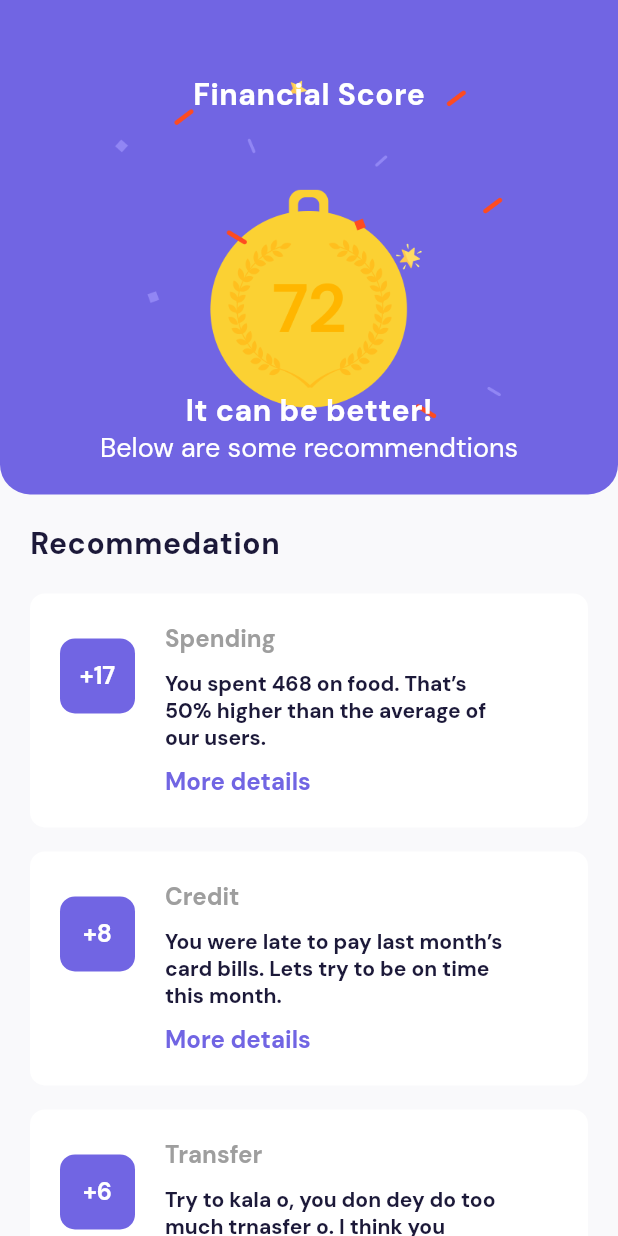
After one commit to arabinrin/bankey, a Flutter app: the FinancialReport screen opened directly, on a phone screen of 412 x 824 dp. The commit adds this screen. Run offline on Flutter 3.47's test engine with Material 2 defaults, Android fonts, the phone set to English and light mode, and no system bars; our stand-ins replace animated_splash_screen, carousel_slider, cloud_firestore, firebase_auth, firebase_core, fl_chart and 7 more; missing offline and left inert: passcode_screen; accounts and stored records are empty.

Commit message:
finance report page added

```diff
--- /dev/null
+++ b/lib/model/finance_recommend.dart
@@ -0,0 +1,36 @@
+import 'package:cloud_firestore/cloud_firestore.dart';
+import 'package:flutter/material.dart';
+
+class RecommendModel {
+  int count;
+  double amount;
+  String recommedation;
+  String category;
+
+  RecommendModel(
+      {required this.count,
+      required this.amount,
+      required this.recommedation,
+      required this.category});
+}
+
+List<RecommendModel> recommendModel = [
+  RecommendModel(
+      count: 17,
+      amount: 667,
+      recommedation:
+          'You spent 468 on food. That’s 50% higher than the average of our users.',
+      category: 'Spending'),
+  RecommendModel(
+      count: 8,
+      amount: 900,
+      recommedation:
+          'You were late to pay last month’s card bills. Lets try to be on time this month.',
+      category: 'Credit'),
+  RecommendModel(
+      count: 6,
+      amount: 100,
+      recommedation:
+          'Try to kala o, you don dey do too much trnasfer o. I think you should block Sandra',
+      category: 'Transfer'),
+];
--- a/lib/screens/dashboard.dart
+++ b/lib/screens/dashboard.dart
@@ -1,3 +1,4 @@
+import 'package:bankey/screens/finance_report.dart';
 import 'package:bankey/screens/insight.dart';
 import 'package:bankey/screens/passcode.dart';
 import 'package:bankey/utils/constant.dart';
@@ -223,7 +224,12 @@ class _DashBoaardState extends State<DashBoaard> {
                             SizedBox(
                               height: 5,
                             ),
-                            Text(
+
+                            InkWell(
+                                onTap: () {
+                          changeScreen(context,FinancialReport());
+                        },
+                              child: Text(
                                 'Tell me more',
                                 style: GoogleFonts.dmSans(
                                   textStyle: TextStyle(
@@ -231,6 +237,7 @@ class _DashBoaardState extends State<DashBoaard> {
                                     fontSize: 13,
                                     fontWeight: FontWeight.w700,
                                     color: kprimarycolor,
+                                  ),
                                 ),
                               ),
                             ),
--- /dev/null
+++ b/lib/screens/finance_report.dart
@@ -0,0 +1,221 @@
+import 'package:bankey/model/finance_recommend.dart';
+import 'package:bankey/utils/constant.dart';
+import 'package:flutter/material.dart';
+import 'package:google_fonts/google_fonts.dart';
+
+class FinancialReport extends StatefulWidget {
+  const FinancialReport({Key? key}) : super(key: key);
+
+  @override
+  _FinancialReportState createState() => _FinancialReportState();
+}
+
+class _FinancialReportState extends State<FinancialReport> {
+  @override
+  Widget build(BuildContext context) {
+    final height = MediaQuery.of(context).size.height;
+    final width = MediaQuery.of(context).size.width;
+    return Scaffold(
+      backgroundColor: whiteback,
+      body: SingleChildScrollView(
+        child: Column(
+          children: [
+            Container(
+              height: height * .4,
+              width: width,
+              decoration: BoxDecoration(
+                // image: const DecorationImage(
+                //   image: AssetImage(
+                //     'images/finscore.png',
+                //   ),
+                //   fit: BoxFit.contain,
+                // ),
+                color: kprimarycolor,
+                borderRadius: const BorderRadius.only(
+                    bottomLeft: Radius.circular(20),
+                    bottomRight: Radius.circular(20)),
+              ),
+              child: Stack(
+                children: [
+                  Center(
+                    child: Image.asset(
+                      'images/finscore.png',
+                      height: 230,
+                      width: 260,
+                    ),
+                  ),
+                  Center(
+                    child: Column(
+                      crossAxisAlignment: CrossAxisAlignment.center,
+                      mainAxisAlignment: MainAxisAlignment.spaceBetween,
+                      children: [
+                        Padding(
+                          padding: const EdgeInsets.symmetric(
+                              vertical: 50, horizontal: 10),
+                          child: Text(
+                            'Financial Score',
+                            style: GoogleFonts.dmSans(
+                              textStyle: const TextStyle(
+                                fontSize: 20,
+                                fontWeight: FontWeight.w700,
+                                color: Colors.white,
+                                letterSpacing: .4,
+                              ),
+                            ),
+                          ),
+                        ),
+                        Padding(
+                          padding: const EdgeInsets.all(20.0),
+                          child: Column(
+                            children: [
+                              Text(
+                                'It can be better!',
+                                style: GoogleFonts.dmSans(
+                                  textStyle: const TextStyle(
+                                    fontSize: 20,
+                                    fontWeight: FontWeight.w700,
+                                    color: Colors.white,
+                                    letterSpacing: .4,
+                                  ),
+                                ),
+                              ),
+                              Text(
+                                'Below are some recommendtions',
+                                style: GoogleFonts.dmSans(
+                                  textStyle: const TextStyle(
+                                    fontSize: 18,
+                                    fontWeight: FontWeight.w400,
+                                    color: Colors.white,
+                                  ),
+                                ),
+                              ),
+                            ],
+                          ),
+                        )
+                      ],
+                    ),
+                  ),
+                ],
+              ),
+            ),
+            Row(
+              children: [
+                Padding(
+                  padding:
+                      const EdgeInsets.symmetric(vertical: 20, horizontal: 20),
+                  child: Text(
+                    'Recommedation',
+                    style: GoogleFonts.dmSans(
+                      textStyle: TextStyle(
+                        fontSize: 20,
+                        fontWeight: FontWeight.w700,
+                        color: kBlack,
+                        letterSpacing: .4,
+                      ),
+                    ),
+                  ),
+                ),
+              ],
+            ),
+            Container(
+              child: ListView.separated(
+                shrinkWrap: true,
+                physics: NeverScrollableScrollPhysics(),
+                separatorBuilder: (BuildContext context, i) => Divider(
+                  color: Colors.transparent,
+                ),
+                itemCount: recommendModel.length,
+                itemBuilder: (BuildContext context, int i) {
+                  return Container(
+                    decoration: BoxDecoration(
+                      color: Colors.white,
+                      borderRadius: BorderRadius.circular(10),
+                    ),
+                    margin: EdgeInsets.symmetric(
+                      horizontal: 20,
+                    ),
+                    padding: EdgeInsets.symmetric(vertical: 20, horizontal: 10),
+                    child: Row(
+                      crossAxisAlignment: CrossAxisAlignment.start,
+                      children: [
+                        Padding(
+                          padding: const EdgeInsets.all(10.0),
+                          child: Container(
+                            height: 50,
+                            width: 50,
+                            decoration: BoxDecoration(
+                              color: kprimarycolor,
+                              borderRadius: BorderRadius.circular(10),
+                            ),
+                            child: Center(
+                              child: Text(
+                                '+${recommendModel[i].count}',
+                                style: GoogleFonts.dmSans(
+                                  textStyle: TextStyle(
+                                    fontSize: 16,
+                                    fontWeight: FontWeight.w700,
+                                    color: Colors.white,
+                                  ),
+                                ),
+                              ),
+                            ),
+                          ),
+                        ),
+                        Container(
+                          width: width * .6,
+                          padding: const EdgeInsets.symmetric(horizontal: 10.0),
+                          child: Column(
+                              crossAxisAlignment: CrossAxisAlignment.start,
+                              children: [
+                                Text(
+                                  '${recommendModel[i].category}',
+                                  style: GoogleFonts.dmSans(
+                                    textStyle: TextStyle(
+                                      fontSize: 16,
+                                      fontWeight: FontWeight.w700,
+                                      color: Colors.grey[500],
+                                    ),
+                                  ),
+                                ),
+                                Padding(
+                                  padding: const EdgeInsets.symmetric(
+                                    vertical: 10,
+                                  ),
+                                  child: Text(
+                                    '${recommendModel[i].recommedation}',
+                                    style: GoogleFonts.dmSans(
+                                      textStyle: TextStyle(
+                                        fontSize: 14,
+                                        fontWeight: FontWeight.w700,
+                                        color: kBlack,
+                                      ),
+                                    ),
+                                    textAlign: TextAlign.start,
+                                    overflow: TextOverflow.ellipsis,
+                                    maxLines: 3,
+                                  ),
+                                ),
+                                Text(
+                                  'More details',
+                                  style: GoogleFonts.dmSans(
+                                    textStyle: TextStyle(
+                                      fontSize: 16,
+                                      fontWeight: FontWeight.w700,
+                                      color: kprimarycolor,
+                                    ),
+                                  ),
+                                ),
+                              ]),
+                        ),
+                      ],
+                    ),
+                  );
+                },
+              ),
+            ),
+          ],
+        ),
+      ),
+    );
+  }
+}
--- a/lib/widgets/category.dart
+++ b/lib/widgets/category.dart
@@ -34,7 +34,11 @@ class _CategoryTileState extends State<CategoryTile> {
       });
     });
   }
-
+  @override
+  void dispose() {
+    _timer!.cancel();
+    super.dispose();
+  }
   @override
   Widget build(BuildContext context) {
     return GridView.builder(
@@ -156,9 +160,5 @@ class _CategoryTileState extends State<CategoryTile> {
         });
   }
 
-  @override
-  void dispose() {
-    _timer!.cancel();
-    super.dispose();
-  }
+
 }
--- a/lib/widgets/drawer.dart
+++ b/lib/widgets/drawer.dart
@@ -1,5 +1,6 @@
 import 'package:bankey/screens/budget.dart';
 import 'package:bankey/screens/dashboard.dart';
+import 'package:bankey/screens/finance_report.dart';
 import 'package:bankey/utils/constant.dart';
 import 'package:bankey/utils/navigator.dart';
 import 'package:bankey/widgets/listtile.dart';
@@ -33,6 +34,11 @@ class DrawerWidget extends StatelessWidget {
                   changeScreen(context, DashBoaard());
                 },
                 child: ListTiling('images/house.png', 'Dashboard')),
+            GestureDetector(
+                onTap: () {
+                  changeScreen(context, FinancialReport());
+                },
+                child: ListTiling('images/house.png', 'FInancial Report')),
           ],
         ),
       ),
```
Also changed, not shown: images/finscore.png (added). Lines whose indentation alone changed are shown as unchanged.
